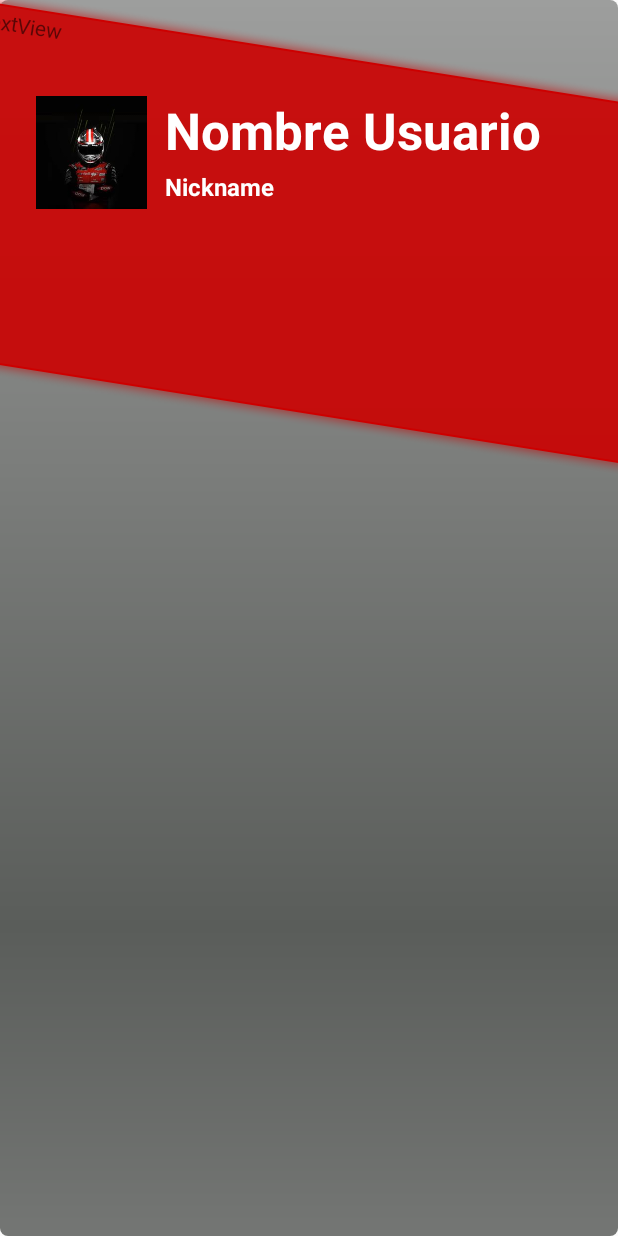
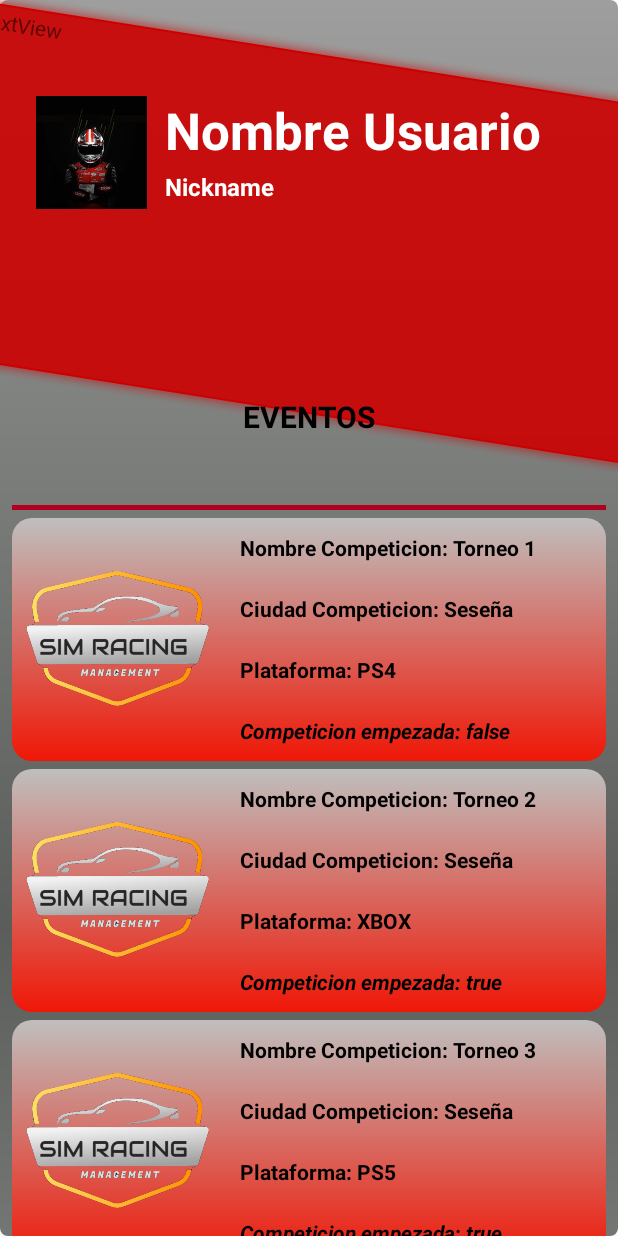
Before and after one commit to MarcoP1993/MySimRacing, an Android app: the MainActivity screen opened directly, with no data from a screen before it, on a phone screen of 412 x 824 dp. Run offline under Robolectric (Android 15) with nearby library versions, the phone set to English and light mode, and no system bars; our stand-ins replace Firebase (no records; nobody signed in at launch, a user with empty details on screens opened directly); Roboto replaces fonts that are not available here.

Commit message:
Version 0.5.6 creacion de un recycler view para probar listado de eventos

```diff
--- a/app/src/main/AndroidManifest.xml
+++ b/app/src/main/AndroidManifest.xml
@@ -3,6 +3,7 @@
     package="com.example.mysimracing">
 
     <uses-permission android:name="android.permission.INTERNET" />
+
     <application
         android:allowBackup="true"
         android:icon="@mipmap/ic_launcher_tux"
@@ -10,6 +11,9 @@
         android:roundIcon="@mipmap/ic_launcher_tux_round"
         android:supportsRtl="true"
         android:theme="@style/Theme.AppCompat.DayNight.NoActionBar">
+        <activity
+            android:name=".EventoDetallesActivity"
+            android:exported="false" />
         <activity
             android:name=".RoleActivity"
             android:exported="false" />
--- /dev/null
+++ b/app/src/main/java/com/example/mysimracing/EventoViewHolder.java
@@ -0,0 +1,41 @@
+package com.example.mysimracing;
+
+import android.content.Intent;
+import android.view.View;
+import android.widget.ImageView;
+import android.widget.TextView;
+
+import androidx.annotation.NonNull;
+import androidx.recyclerview.widget.RecyclerView;
+
+public class EventoViewHolder extends RecyclerView.ViewHolder implements View.OnClickListener{
+
+    public static final String EXTRA_OBJETO_EVENTO = "wacho";
+    public ImageView img_foto = null;
+    public TextView txt_competicion = null;
+    public TextView txt_ciudad = null;
+    public TextView txt_plataforma = null;
+    public TextView txt_empezado = null;
+
+    ListaEventosAdapter le_adapter = null;
+
+    public EventoViewHolder(@NonNull View itemView, ListaEventosAdapter le_adapter) {
+        super(itemView);
+        img_foto = (ImageView) itemView.findViewById(R.id.imageView2);
+        txt_competicion = (TextView) itemView.findViewById(R.id.txt_campeonato);
+        txt_ciudad = (TextView) itemView.findViewById(R.id.txt_ciudad);
+        txt_plataforma = (TextView) itemView.findViewById(R.id.txt_plataforma);
+        txt_empezado = (TextView) itemView.findViewById(R.id.txt_empezado);
+        this.le_adapter = le_adapter;
+        itemView.setOnClickListener(this);
+    }
+
+    @Override
+    public void onClick(View v) {
+        int posicion = getLayoutPosition();
+        EventosTorneo ev = le_adapter.getEventos().get(posicion);
+        Intent intent = new Intent(le_adapter.getC(), EventoDetallesActivity.class);
+        intent.putExtra(EXTRA_OBJETO_EVENTO, ev);
+        le_adapter.getC().startActivity(intent);
+    }
+}
--- /dev/null
+++ b/app/src/main/java/com/example/mysimracing/EventosTorneo.java
@@ -0,0 +1,73 @@
+package com.example.mysimracing;
+
+import java.io.Serializable;
+import java.util.Objects;
+
+public class EventosTorneo implements Serializable {
+    private String nombreTorneo;
+    private String ciudad;
+    private String plataforma;
+    private Boolean compitiendo;
+
+    public EventosTorneo(String nombreTorneo, String ciudad, String plataforma, boolean compitiendo) {
+        this.nombreTorneo = nombreTorneo;
+        this.ciudad = ciudad;
+        this.plataforma = plataforma;
+        this.compitiendo = compitiendo;
+    }
+
+    public String getNombreTorneo() {
+        return nombreTorneo;
+    }
+
+    public void setNombreTorneo(String nombreTorneo) {
+        this.nombreTorneo = nombreTorneo;
+    }
+
+    public String getCiudad() {
+        return ciudad;
+    }
+
+    public void setCiudad(String ciudad) {
+        this.ciudad = ciudad;
+    }
+
+    public String getPlataforma() {
+        return plataforma;
+    }
+
+    public void setPlataforma(String plataforma) {
+        this.plataforma = plataforma;
+    }
+
+    public Boolean getCompitiendo() {
+        return compitiendo;
+    }
+
+    public void setCompitiendo(Boolean compitiendo) {
+        this.compitiendo = compitiendo;
+    }
+
+    @Override
+    public boolean equals(Object o) {
+        if (this == o) return true;
+        if (o == null || getClass() != o.getClass()) return false;
+        EventosTorneo that = (EventosTorneo) o;
+        return nombreTorneo.equals(that.nombreTorneo);
+    }
+
+    @Override
+    public int hashCode() {
+        return Objects.hash(nombreTorneo);
+    }
+
+    @Override
+    public String toString() {
+        return "EventosTorneo{" +
+                "nombreTorneo='" + nombreTorneo + '\'' +
+                ", ciudad='" + ciudad + '\'' +
+                ", plataforma='" + plataforma + '\'' +
+                ", compitiendo=" + compitiendo +
+                '}';
+    }
+}
--- /dev/null
+++ b/app/src/main/java/com/example/mysimracing/ListaEventosAdapter.java
@@ -0,0 +1,63 @@
+package com.example.mysimracing;
+
+import android.content.Context;
+import android.view.LayoutInflater;
+import android.view.View;
+import android.view.ViewGroup;
+
+import androidx.annotation.NonNull;
+import androidx.recyclerview.widget.RecyclerView;
+
+import java.util.ArrayList;
+
+public class ListaEventosAdapter extends RecyclerView.Adapter<EventoViewHolder> {
+    //atributos
+    private Context c = null;
+    private ArrayList<EventosTorneo> eventos;
+    private LayoutInflater le_inflater;
+
+    public Context getC() {
+        return c;
+    }
+
+    public void setC(Context c) {
+        this.c = c;
+    }
+
+    public ArrayList<EventosTorneo> getEventos() {
+        return eventos;
+    }
+
+    public void setEventos(ArrayList<EventosTorneo> eventos) {
+        this.eventos = eventos;
+    }
+
+    public ListaEventosAdapter(Context context, ArrayList<EventosTorneo> eventos) {
+        this.c = context;
+        this.eventos = eventos;
+        le_inflater = LayoutInflater.from(c);
+    }
+
+    @NonNull
+    @Override
+    public EventoViewHolder onCreateViewHolder(@NonNull ViewGroup parent, int viewType) {
+        View mItemView = le_inflater.inflate(R.layout.item_lista_eventos, parent, false);
+        EventoViewHolder evh = new EventoViewHolder(mItemView, this);
+        return evh;
+    }
+
+    @Override
+    public void onBindViewHolder(@NonNull EventoViewHolder holder, int position) {
+        EventosTorneo eventoSeleccionado = eventos.get(position);
+        holder.txt_competicion.setText("Nombre Competicion: " + eventoSeleccionado.getNombreTorneo());
+        holder.txt_ciudad.setText("Ciudad Competicion: " + eventoSeleccionado.getCiudad());
+        holder.txt_plataforma.setText("Plataforma: " + eventoSeleccionado.getPlataforma());
+        holder.txt_empezado.setText("Competicion empezada: " + eventoSeleccionado.getCompitiendo());
+
+    }
+
+    @Override
+    public int getItemCount() {
+        return eventos.size();
+    }
+}
--- a/app/src/main/java/com/example/mysimracing/LoginActivity.java
+++ b/app/src/main/java/com/example/mysimracing/LoginActivity.java
@@ -76,9 +76,11 @@ public class LoginActivity extends AppCompatActivity {
 
                         startActivity(new Intent(LoginActivity.this, MainActivity.class));
 
+
                     }else {
                         Toast.makeText(LoginActivity.this, "Acceso denegado, correo o contraseña incorrectos", Toast.LENGTH_SHORT).show();
                     }
+
                }
            });
     }
--- a/app/src/main/java/com/example/mysimracing/MainActivity.java
+++ b/app/src/main/java/com/example/mysimracing/MainActivity.java
@@ -2,9 +2,13 @@ package com.example.mysimracing;
 
 import androidx.annotation.NonNull;
 import androidx.appcompat.app.AppCompatActivity;
+import androidx.recyclerview.widget.ItemTouchHelper;
+import androidx.recyclerview.widget.LinearLayoutManager;
+import androidx.recyclerview.widget.RecyclerView;
 
 import android.os.Bundle;
 import android.widget.TextView;
+import android.widget.Toast;
 
 import com.google.firebase.auth.FirebaseAuth;
 import com.google.firebase.database.DataSnapshot;
@@ -13,32 +17,93 @@ import com.google.firebase.database.DatabaseReference;
 import com.google.firebase.database.FirebaseDatabase;
 import com.google.firebase.database.ValueEventListener;
 
-public class MainActivity extends AppCompatActivity {
+import java.io.Serializable;
+import java.util.ArrayList;
+import java.util.Collections;
 
-    private TextView nombre_usuario;
-    private TextView nickname_usuario;
+public class MainActivity extends AppCompatActivity implements Serializable {
 
-    private FirebaseAuth firebaseAuth;
-    private DatabaseReference databaseReference;
+    //private TextView nombre_usuario;
+    //private TextView nickname_usuario;
+
+    private ArrayList<EventosTorneo> eventos = null;
+    private RecyclerView rv_eventos = null;
+    private ListaEventosAdapter adaptadorEventos;
+
+    //private FirebaseAuth firebaseAuth;
+    //private DatabaseReference databaseReference;
 
     @Override
     protected void onCreate(Bundle savedInstanceState) {
         super.onCreate(savedInstanceState);
         setContentView(R.layout.activity_main);
 
-        firebaseAuth = FirebaseAuth.getInstance();
+        //firebaseAuth = FirebaseAuth.getInstance();
+        //databaseReference = FirebaseDatabase.getInstance().getReference();
 
-        databaseReference = FirebaseDatabase.getInstance().getReference();
+        //nombre_usuario  = (TextView) findViewById(R.id.txt_nombre_usuario);
+        //nickname_usuario = (TextView) findViewById(R.id.txt_nickname_usuario);
 
-        nombre_usuario  = (TextView) findViewById(R.id.txt_nombre_usuario);
-        nickname_usuario = (TextView) findViewById(R.id.txt_nickname_usuario);
+        rv_eventos = (RecyclerView) findViewById(R.id.rv_eventos);
 
+        eventos = new ArrayList<EventosTorneo>();
+        eventos.add(new EventosTorneo("Torneo 1", "Seseña", "PS4", false));
+        eventos.add(new EventosTorneo("Torneo 2", "Seseña", "XBOX", true));
+        eventos.add(new EventosTorneo("Torneo 3", "Seseña", "PS5",true));
+        eventos.add(new EventosTorneo("Torneo 4", "Seseña", "PC", false));
+        eventos.add(new EventosTorneo("Torneo 5", "Seseña", "PS4", true));
+        eventos.add(new EventosTorneo("Torneo 6", "Seseña", "PS5", false));
+        eventos.add(new EventosTorneo("Torneo 7", "Seseña", "XBOX", false));
+        eventos.add(new EventosTorneo("Torneo 8", "Seseña", "PC", true));
 
-        recuperarInfoUsusario();
+        adaptadorEventos = new ListaEventosAdapter(this,eventos);
+        rv_eventos.setAdapter(adaptadorEventos);
+        rv_eventos.setLayoutManager(new LinearLayoutManager(this));
+
+        ItemTouchHelper helper = new ItemTouchHelper(new ItemTouchHelper.SimpleCallback(ItemTouchHelper.LEFT | ItemTouchHelper.RIGHT |
+                ItemTouchHelper.DOWN | ItemTouchHelper.UP, ItemTouchHelper.LEFT | ItemTouchHelper.RIGHT) {
+            @Override
+            public boolean onMove(@NonNull RecyclerView recyclerView, @NonNull RecyclerView.ViewHolder viewHolder, @NonNull RecyclerView.ViewHolder target) {
+                int from = viewHolder.getAdapterPosition();
+                int to = target.getAdapterPosition();
+                Collections.swap(eventos, from, to);
+                adaptadorEventos.notifyItemMoved(from, to);
+                return true;
+            }
+
+            @Override
+            public void onSwiped(@NonNull RecyclerView.ViewHolder viewHolder, int direction) {
+                if(direction == ItemTouchHelper.LEFT)
+                {
+                    mostrarToast("ha pulsado izquierda");
+                    // Ciudad c = ciudades.get(viewHolder.getAdapterPosition());
+                    // CiudadController.borrarCiudad(c);
+                    eventos.remove(viewHolder.getAdapterPosition());
+                    adaptadorEventos.notifyItemRemoved(viewHolder.getAdapterPosition());
+                }
+                if(direction == ItemTouchHelper.RIGHT)
+                {
+                    mostrarToast("ha pulsado derecha");
+                    eventos.remove(viewHolder.getAdapterPosition());
+                    adaptadorEventos.notifyItemRemoved(viewHolder.getAdapterPosition());
+                }
+            }
+        });
+        helper.attachToRecyclerView(rv_eventos);
+    }
+
+    public void mostrarEstudiante(EventosTorneo e) {
+        Toast.makeText(this,"Nombre -> " + e.getNombreTorneo() + "\n" + "Ciudad -> "+ e.getCiudad() + "\n"+ "Plataforma -> " + e.getPlataforma() + "\n" + "Empezado -> " + e.getCompitiendo(), Toast.LENGTH_LONG).show();
+    }
+
+    private void mostrarToast(String texto) {
+        Toast.makeText(this,texto, Toast.LENGTH_SHORT).show();
+    }
+        //recuperarInfoUsusario();
 
     }
 
-    public void recuperarInfoUsusario(){
+    /*public void recuperarInfoUsusario(){
         String id = firebaseAuth.getCurrentUser().getUid();
 
         databaseReference.child("Usuarios").child(id).addValueEventListener(new ValueEventListener() {
@@ -58,5 +123,4 @@ public class MainActivity extends AppCompatActivity {
 
             }
         });
-    }
-}
+    }*/
--- a/app/src/main/res/drawable/degradados.xml
+++ b/app/src/main/res/drawable/degradados.xml
@@ -1,8 +1,10 @@
 <?xml version="1.0" encoding="utf-8"?>
 <shape xmlns:android="http://schemas.android.com/apk/res/android">
     <gradient
-        android:startColor="#FFFFFF"
-        android:endColor="#F44336"
+        android:startColor="#BFBFBE"
+        android:endColor="#EF1707"
         android:angle="140" />
+    <corners
+        android:radius="20px"/>
 
 </shape>
--- a/app/src/main/res/layout/activity_main.xml
+++ b/app/src/main/res/layout/activity_main.xml
@@ -65,4 +65,42 @@
         tools:ignore="ImageContrastCheck"
         tools:srcCompat="@tools:sample/avatars" />
 
+    <TextView
+        android:id="@+id/textView3"
+        android:layout_width="wrap_content"
+        android:layout_height="wrap_content"
+        android:layout_marginTop="76dp"
+        android:text="EVENTOS"
+        android:textColor="@color/black"
+        android:textSize="20sp"
+        android:textStyle="bold"
+        app:layout_constraintBottom_toBottomOf="@+id/divider"
+        app:layout_constraintEnd_toEndOf="parent"
+        app:layout_constraintStart_toStartOf="parent"
+        app:layout_constraintTop_toBottomOf="@+id/txt_nickname_usuario" />
+
+    <View
+        android:id="@+id/divider"
+        android:layout_width="0dp"
+        android:layout_height="3dp"
+        android:layout_marginStart="8dp"
+        android:layout_marginEnd="8dp"
+        android:layout_marginBottom="484dp"
+        android:background="@color/design_default_color_error"
+        app:layout_constraintBottom_toBottomOf="parent"
+        app:layout_constraintEnd_toEndOf="parent"
+        app:layout_constraintHorizontal_bias="0.0"
+        app:layout_constraintStart_toStartOf="parent" />
+
+    <androidx.recyclerview.widget.RecyclerView
+        android:id="@+id/rv_eventos"
+        android:layout_width="0dp"
+        android:layout_height="0dp"
+        android:layout_marginStart="8dp"
+        android:layout_marginEnd="8dp"
+        app:layout_constraintBottom_toBottomOf="parent"
+        app:layout_constraintEnd_toEndOf="parent"
+        app:layout_constraintStart_toStartOf="parent"
+        app:layout_constraintTop_toBottomOf="@+id/divider" />
+
 </androidx.constraintlayout.widget.ConstraintLayout>
--- /dev/null
+++ b/app/src/main/res/layout/item_lista_eventos.xml
@@ -0,0 +1,61 @@
+<?xml version="1.0" encoding="utf-8"?>
+<LinearLayout xmlns:android="http://schemas.android.com/apk/res/android"
+    xmlns:app="http://schemas.android.com/apk/res-auto"
+    android:layout_width="match_parent"
+    android:layout_height="wrap_content"
+    android:layout_marginTop="5dp"
+    android:background="@drawable/degradados">
+
+    <ImageView
+        android:id="@+id/imageView2"
+        android:layout_width="142dp"
+        android:layout_height="160dp"
+        android:layout_marginEnd="10dp"
+        app:srcCompat="@drawable/logo2" />
+
+    <LinearLayout
+        android:layout_width="match_parent"
+        android:layout_height="162dp"
+        android:orientation="vertical">
+
+        <TextView
+            android:id="@+id/txt_campeonato"
+            android:layout_width="match_parent"
+            android:layout_height="wrap_content"
+            android:layout_weight="1"
+            android:gravity="center_vertical"
+            android:text="Campeonato"
+            android:textColor="@color/black"
+            android:textStyle="bold" />
+
+        <TextView
+            android:id="@+id/txt_ciudad"
+            android:layout_width="match_parent"
+            android:layout_height="wrap_content"
+            android:layout_weight="1"
+            android:gravity="center_vertical"
+            android:text="Ciudad"
+            android:textColor="@color/black"
+            android:textStyle="bold" />
+
+        <TextView
+            android:id="@+id/txt_plataforma"
+            android:layout_width="match_parent"
+            android:layout_height="wrap_content"
+            android:layout_weight="1"
+            android:gravity="center_vertical"
+            android:text="Plataforma"
+            android:textColor="@color/black"
+            android:textStyle="bold" />
+
+        <TextView
+            android:id="@+id/txt_empezado"
+            android:layout_width="match_parent"
+            android:layout_height="wrap_content"
+            android:layout_weight="1"
+            android:gravity="center_vertical"
+            android:text="Compitiendo"
+            android:textColor="@color/black"
+            android:textStyle="bold|italic" />
+    </LinearLayout>
+</LinearLayout>
```
Also changed, not shown: app/src/main/java/com/example/mysimracing/EventoDetallesActivity.java (added, +45 -0 lines), app/src/main/res/layout/activity_evento_detalles.xml (added, +92 -0 lines), app/src/main/res/drawable/delete_cruz.png (added).
